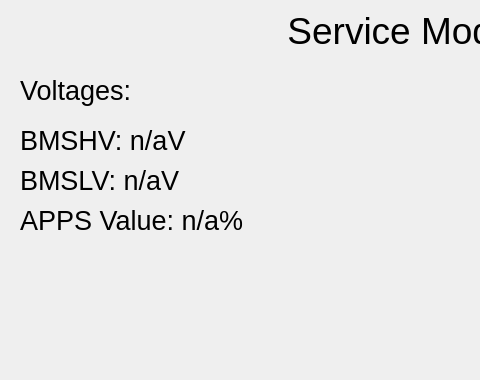
Before: the Qt Designer form Dash/servicemode.ui in PUT-Motorsport/PUTM_EV_DASH_SOFTWARE_2022, drawn with Qt 5; both pictures show x 0 to 480 and y 0 to 380 of the 800 by 480 pixel window.
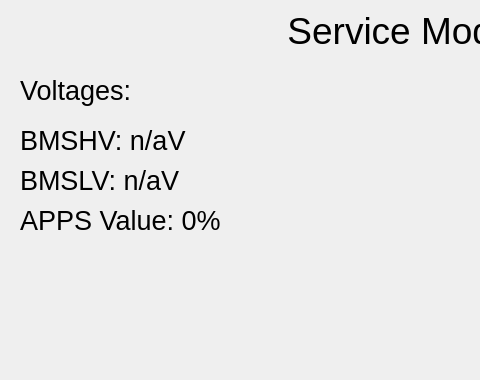
After: the same form once the commit is applied.

What changed in the file:
```diff
--- a/Dash/servicemode.ui
+++ b/Dash/servicemode.ui
@@ -247,7 +247,7 @@
     </font>
    </property>
    <property name="text">
-    <string>APPS Value: n/a%</string>
+    <string>APPS Value: 0%</string>
    </property>
   </widget>
   <widget class="QLabel" name="bmshvvoltage">
```
